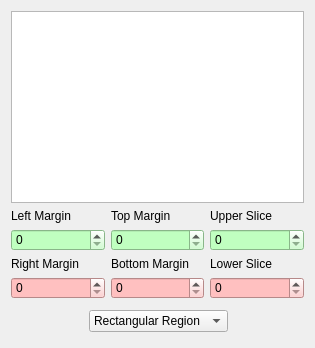
FelixdelasPozas/EspINA, file plugins/CountingRegion/CountingRegionPanel.ui: the form before one commit.
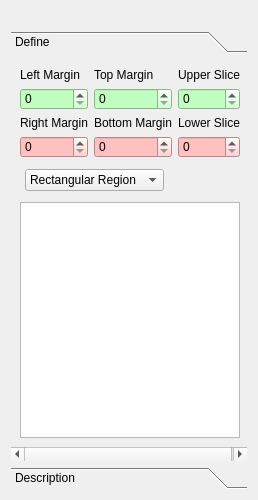
The form after the commit. Icons and pictures are not drawn.

Commit message: Adding RectangularBoundingRegion widget

The edit to the form file:
```diff
--- a/plugins/CountingRegion/CountingRegionPanel.ui
+++ b/plugins/CountingRegion/CountingRegionPanel.ui
@@ -6,8 +6,8 @@
    <rect>
     <x>0</x>
     <y>0</y>
-    <width>315</width>
-    <height>348</height>
+    <width>258</width>
+    <height>500</height>
    </rect>
   </property>
   <property name="windowTitle">
@@ -15,8 +15,42 @@
   </property>
   <layout class="QVBoxLayout" name="verticalLayout">
    <item>
-    <widget class="QTreeView" name="regionView"/>
+    <widget class="QLabel" name="preview">
+     <property name="sizePolicy">
+      <sizepolicy hsizetype="Preferred" vsizetype="Minimum">
+       <horstretch>0</horstretch>
+       <verstretch>0</verstretch>
+      </sizepolicy>
+     </property>
+     <property name="text">
+      <string/>
+     </property>
+     <property name="pixmap">
+      <pixmap resource="rsc/CountingRegion.qrc">:/espina/allPlanes.png</pixmap>
+     </property>
+     <property name="scaledContents">
+      <bool>false</bool>
+     </property>
+    </widget>
    </item>
+   <item>
+    <widget class="QToolBox" name="toolBox">
+     <property name="currentIndex">
+      <number>0</number>
+     </property>
+     <widget class="QWidget" name="page">
+      <property name="geometry">
+       <rect>
+        <x>0</x>
+        <y>0</y>
+        <width>240</width>
+        <height>238</height>
+       </rect>
+      </property>
+      <attribute name="label">
+       <string>Define</string>
+      </attribute>
+      <layout class="QVBoxLayout" name="verticalLayout_2">
    <item>
     <layout class="QGridLayout" name="gridLayout">
      <item row="3" column="1">
@@ -212,8 +246,40 @@
      </item>
     </layout>
    </item>
-  </layout>
- </widget>
+       <item>
+        <widget class="QTreeView" name="regionView"/>
+       </item>
+      </layout>
+     </widget>
+     <widget class="QWidget" name="page_2">
+      <property name="geometry">
+       <rect>
+        <x>0</x>
+        <y>0</y>
+        <width>240</width>
+        <height>238</height>
+       </rect>
+      </property>
+      <attribute name="label">
+       <string>Description</string>
+      </attribute>
+     </widget>
+    </widget>
+   </item>
+  </layout>
+ </widget>
+ <tabstops>
+  <tabstop>leftMargin</tabstop>
+  <tabstop>rightMargin</tabstop>
+  <tabstop>upperSlice</tabstop>
+  <tabstop>topMargin</tabstop>
+  <tabstop>lowerSlice</tabstop>
+  <tabstop>bottomMargin</tabstop>
+  <tabstop>regionType</tabstop>
+  <tabstop>createRegion</tabstop>
+  <tabstop>regionView</tabstop>
+  <tabstop>removeRegion</tabstop>
+ </tabstops>
  <resources>
   <include location="rsc/CountingRegion.qrc"/>
  </resources>
```
Lines whose indentation alone changed are shown as unchanged. The commit also changes 16 other files.
